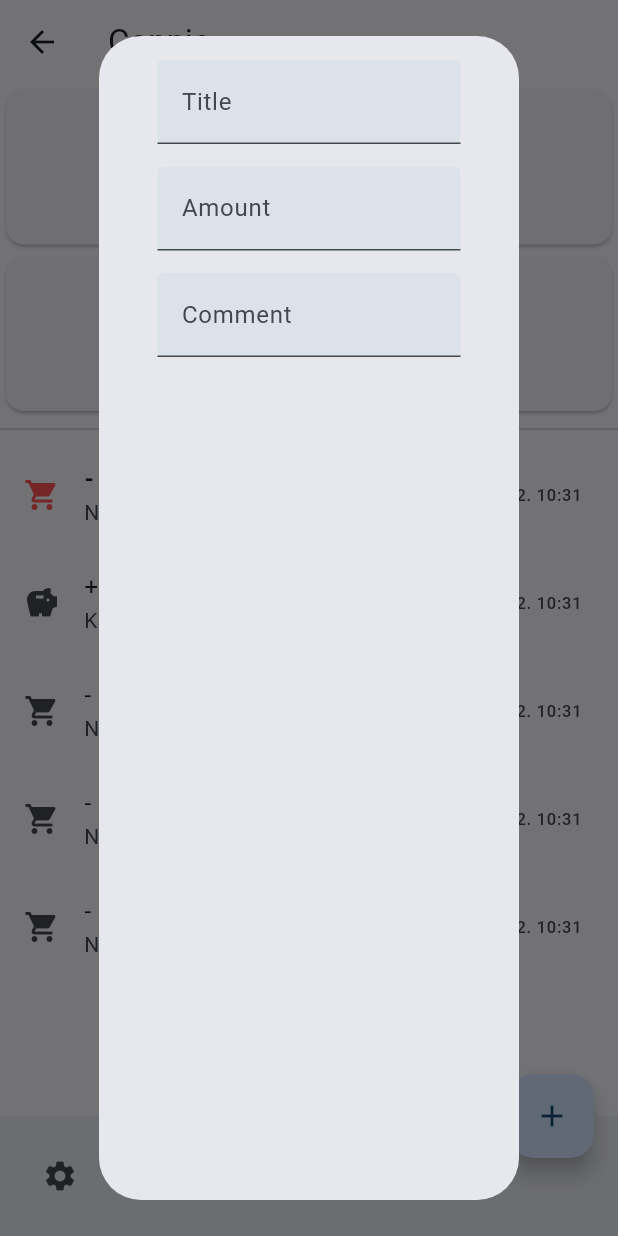
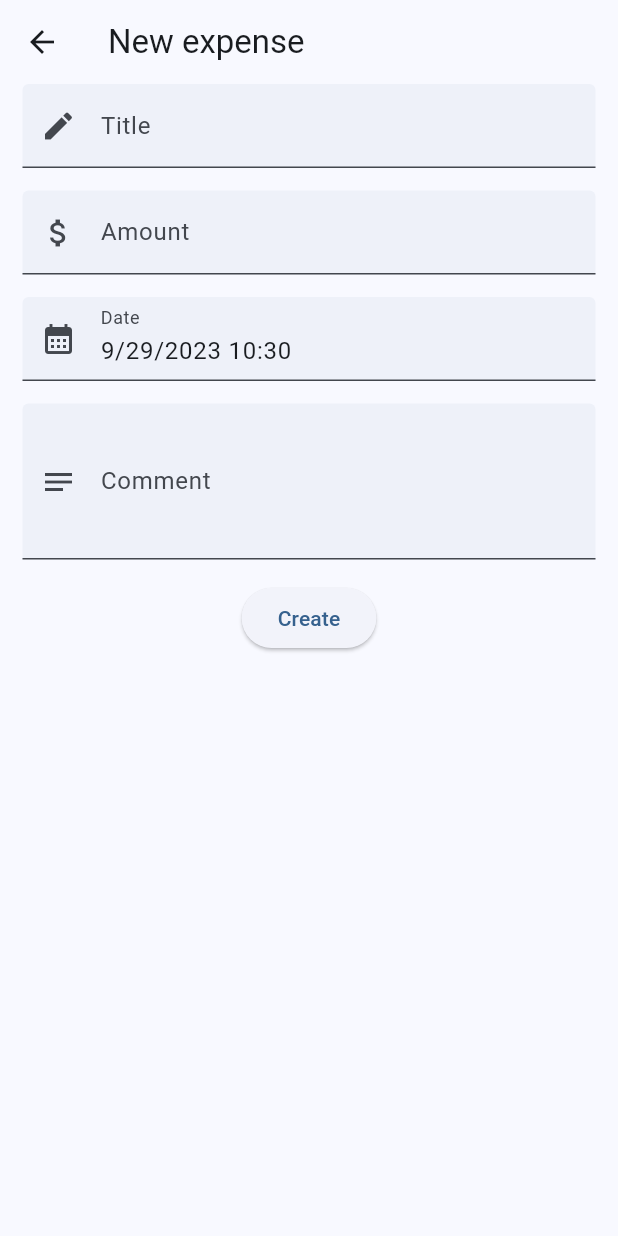
Before and after one commit to hendrychjan/connie, a Flutter app: the screen it shows after launch, after a tap on the "add" icon, on a phone screen of 412 x 824 dp. Run offline on Flutter 3.47's test engine with Material 2 defaults, Android fonts, the phone set to English and light mode, and no system bars; our stand-ins replace flutter_colorpicker, get, hive, hive_flutter; missing offline and left inert: bson; accounts and stored records are empty.

Commit message:
Setup expenses in home page

```diff
--- a/lib/forms/expense_form.dart
+++ b/lib/forms/expense_form.dart
@@ -1,9 +1,14 @@
+import 'package:connie/objects/expense.dart';
+import 'package:connie/services/hive_service.dart';
+import 'package:connie/widgets/common/form/form_field_datetime.dart';
 import 'package:connie/widgets/common/form/form_field_text.dart';
 import 'package:flutter/material.dart';
 
 class ExpenseForm extends StatefulWidget {
   final Function onSubmit;
+  final Expense? initialExpense;
   const ExpenseForm({
+    this.initialExpense,
     required this.onSubmit,
     super.key,
   });
@@ -16,27 +21,69 @@ class _ExpenseFormState extends State<ExpenseForm> {
   final _formKey = GlobalKey<FormState>();
   final _titleController = TextEditingController();
   final _amountController = TextEditingController();
-  final _dateController = DateTime.now();
+  final _dateController = TextEditingController();
   final _commentController = TextEditingController();
+
+  @override
+  void initState() {
+    super.initState();
+
+    if (widget.initialExpense != null) {
+      _titleController.text = widget.initialExpense!.title;
+      _amountController.text = widget.initialExpense!.amount.toString();
+      _dateController.text = widget.initialExpense!.date.toIso8601String();
+      _commentController.text = widget.initialExpense!.comment ?? "";
+    } else {
+      _dateController.text = DateTime.now().toIso8601String();
+    }
+  }
 
   @override
   Widget build(BuildContext context) {
     return Form(
       key: _formKey,
       child: Column(
-        crossAxisAlignment: CrossAxisAlignment.stretch,
         children: [
           FormFieldText(
             hint: "Title",
+            icon: const Icon(Icons.edit),
             controller: _titleController,
+            validationRules: const ["required"],
           ),
           FormFieldText(
             hint: "Amount",
+            icon: const Icon(Icons.attach_money),
             controller: _amountController,
+            keyboardType: TextInputType.number,
+            validationRules: const ["required"],
+          ),
+          FormFieldDatetime(
+            hint: "Date",
+            icon: const Icon(Icons.calendar_month),
+            controller: _dateController,
           ),
           FormFieldText(
             hint: "Comment",
+            icon: const Icon(Icons.notes),
             controller: _commentController,
+            minLines: 3,
+            maxLines: 10,
+          ),
+          ElevatedButton(
+            onPressed: () async {
+              if (!_formKey.currentState!.validate()) return;
+
+              await widget.onSubmit(Expense(
+                id: widget.initialExpense?.id ?? HiveService.generateId(),
+                title: _titleController.text,
+                amount: double.tryParse(_amountController.text) ?? 0,
+                date: DateTime.tryParse(_dateController.text) ?? DateTime.now(),
+                comment: _commentController.text,
+              ));
+            },
+            child: Text(
+              (widget.initialExpense == null) ? "Create" : "Update",
+            ),
           ),
         ],
       ),
--- a/lib/getx/app_controller.dart
+++ b/lib/getx/app_controller.dart
@@ -1,8 +1,28 @@
+import 'package:connie/objects/expense.dart';
+import 'package:connie/objects/financial_record.dart';
+import 'package:connie/objects/income.dart';
 import 'package:connie/services/hive_service.dart';
 import 'package:get/get.dart';
 
 class AppController extends GetxController {
   static AppController get to => Get.find();
 
+  RxList<FinancialRecord> weeklyRecords =
+      RxList<FinancialRecord>.empty(growable: true);
+
   HiveService hiveService = HiveService();
+
+  void weeklyRecordsHook() {
+    // Sort newest -> oldest
+    weeklyRecords.sort((a, b) => b.date.compareTo(a.date));
+
+    for (var record in weeklyRecords) {
+      if (record is Expense)
+        print(record);
+      else if (record is Income)
+        print(record);
+      else
+        print(record);
+    }
+  }
 }
--- a/lib/objects/financial_record.dart
+++ b/lib/objects/financial_record.dart
@@ -1,4 +1,6 @@
 import 'package:connie/getx/app_controller.dart';
+import 'package:connie/services/hive_service.dart';
+import 'package:get/get.dart';
 import 'package:hive/hive.dart';
 
 part 'financial_record.g.dart';
@@ -32,9 +34,42 @@ class FinancialRecord {
 
   Future<void> save() async {
     await AppController.to.hiveService.financialRecordBox.put(id, this);
+
+    if (HiveService.isDateInWeek(date)) {
+      int index;
+      if ((index = AppController.to.weeklyRecords
+              .indexWhere((element) => element.id == id)) !=
+          -1) {
+        // Already in the list - remove, because update will be added
+        AppController.to.weeklyRecords.removeAt(index);
+      }
+      AppController.to.weeklyRecords.add(this);
+      AppController.to.weeklyRecordsHook();
+    }
+  }
+
+  Future<void> delete() async {
+    await AppController.to.hiveService.financialRecordBox.put(id, this);
+
+    if (HiveService.isDateInWeek(date)) {
+      AppController.to.weeklyRecords.removeWhere((element) => element.id == id);
+      AppController.to.weeklyRecordsHook();
+    }
   }
 
   static Future<FinancialRecord?> getById(String id) async {
     return await AppController.to.hiveService.financialRecordBox.get(id);
   }
+
+  static Future<List<FinancialRecord>> getThisWeek() async {
+    List<FinancialRecord> weekly = List<FinancialRecord>.empty(growable: true);
+
+    for (var key in AppController.to.hiveService.financialRecordBox.keys) {
+      FinancialRecord record =
+          await AppController.to.hiveService.financialRecordBox.get(key);
+      weekly.addIf(HiveService.isDateInWeek(record.date), record);
+    }
+
+    return weekly;
+  }
 }
--- a/lib/pages/categories/categories_overview_page.dart
+++ b/lib/pages/category/categories_overview_page.dart
@@ -1,5 +1,5 @@
 import 'package:connie/getx/app_controller.dart';
-import 'package:connie/pages/categories/category_form_page.dart';
+import 'package:connie/pages/category/category_form_page.dart';
 import 'package:connie/widgets/category/categories_list_widget.dart';
 import 'package:connie/widgets/common/no_items_widget.dart';
 import 'package:flutter/material.dart';
--- a/lib/pages/categories/category_form_page.dart
+++ b/lib/pages/category/category_form_page.dart
@@ -44,7 +44,7 @@ class _CategoryFormPageState extends State<CategoryFormPage> {
     return Scaffold(
       appBar: AppBar(
         title: Text(
-          (widget.initialCategory == null) ? "New Category" : "Edit category",
+          (widget.initialCategory == null) ? "New category" : "Edit category",
         ),
         actions: [
           if (widget.initialCategory != null)
--- /dev/null
+++ b/lib/pages/financial_record/expense_form_page.dart
@@ -0,0 +1,67 @@
+import 'package:connie/forms/expense_form.dart';
+import 'package:connie/objects/expense.dart';
+import 'package:flutter/material.dart';
+import 'package:get/get.dart';
+
+class ExpenseFormPage extends StatefulWidget {
+  final Expense? initialExpense;
+  const ExpenseFormPage({this.initialExpense, super.key});
+
+  @override
+  State<ExpenseFormPage> createState() => _ExpenseFormPageState();
+}
+
+class _ExpenseFormPageState extends State<ExpenseFormPage> {
+  bool _loading = false;
+
+  Future<void> _handleSubmit(Expense payload) async {
+    setState(() {
+      _loading = true;
+    });
+    await payload.save();
+    setState(() {
+      _loading = true;
+    });
+    Get.back();
+  }
+
+  Future<void> _handleDelete() async {
+    setState(() {
+      _loading = true;
+    });
+    // The initialExpense can never be null, because _handleDelete is only
+    // called from a widget that is rendered conditionally when the
+    // initialExpense is not null
+    await widget.initialExpense!.delete();
+    setState(() {
+      _loading = true;
+    });
+    Get.back();
+  }
+
+  @override
+  Widget build(BuildContext context) {
+    return Scaffold(
+      appBar: AppBar(
+        title: Text(
+          (widget.initialExpense == null) ? "New expense" : "Edit expense",
+        ),
+        actions: [
+          if (widget.initialExpense != null)
+            IconButton(
+              onPressed: _handleDelete,
+              icon: const Icon(Icons.delete),
+            ),
+        ],
+      ),
+      body: _loading
+          ? const Center(
+              child: CircularProgressIndicator(),
+            )
+          : ExpenseForm(
+              onSubmit: _handleSubmit,
+              initialExpense: widget.initialExpense,
+            ),
+    );
+  }
+}
--- a/lib/pages/home_page.dart
+++ b/lib/pages/home_page.dart
@@ -1,5 +1,7 @@
-import 'package:connie/forms/expense_form.dart';
-import 'package:connie/pages/categories/categories_overview_page.dart';
+import 'package:connie/getx/app_controller.dart';
+import 'package:connie/pages/category/categories_overview_page.dart';
+import 'package:connie/pages/financial_record/expense_form_page.dart';
+import 'package:connie/widgets/financial_record/financial_records_list.dart';
 import 'package:flutter/material.dart';
 import 'package:get/get.dart';
 
@@ -11,19 +13,12 @@ class HomePage extends StatefulWidget {
 }
 
 class _HomePageState extends State<HomePage> {
-  void _openCreateRecordDialog() async {
-    Get.dialog(AlertDialog.adaptive(
-      content: ExpenseForm(
-        onSubmit: () {},
-      ),
-    ));
-  }
-
   @override
   Widget build(BuildContext context) {
     return Scaffold(
       appBar: AppBar(
         title: const Text("Connie"),
+        scrolledUnderElevation: 0.0,
       ),
       bottomNavigationBar: BottomAppBar(
         child: Row(
@@ -48,14 +43,14 @@ class _HomePageState extends State<HomePage> {
         ),
       ),
       floatingActionButton: FloatingActionButton(
-        onPressed: _openCreateRecordDialog,
+        onPressed: () => Get.to(() => const ExpenseFormPage()),
         child: const Icon(Icons.add),
       ),
       floatingActionButtonLocation: FloatingActionButtonLocation.endDocked,
-      body: const Column(
+      body: Column(
         crossAxisAlignment: CrossAxisAlignment.stretch,
         children: [
-          Card(
+          const Card(
             child: Column(
               children: [
                 Padding(
@@ -74,7 +69,7 @@ class _HomePageState extends State<HomePage> {
               ],
             ),
           ),
-          Card(
+          const Card(
             child: Column(
               children: [
                 Padding(
@@ -94,42 +89,11 @@ class _HomePageState extends State<HomePage> {
               ],
             ),
           ),
-          Divider(),
-          ListTile(
-            leading: Icon(
-              Icons.shopping_cart,
-              color: Colors.redAccent,
+          const Divider(),
+          Expanded(
+            child: FinancialRecordsListWidget(
+              records: AppController.to.weeklyRecords,
             ),
-            title: Text(
-              "- 38 Kč",
-              style: TextStyle(fontWeight: FontWeight.bold),
-            ),
-            subtitle: Text("Nákup"),
-            trailing: Text("15.2. 10:31"),
-          ),
-          ListTile(
-            leading: Icon(Icons.savings),
-            title: Text("+ 180 Kč"),
-            subtitle: Text("Kapesné"),
-            trailing: Text("15.2. 10:31"),
-          ),
-          ListTile(
-            leading: Icon(Icons.shopping_cart),
-            title: Text("- 38 Kč"),
-            subtitle: Text("Nákup"),
-            trailing: Text("15.2. 10:31"),
-          ),
-          ListTile(
-            leading: Icon(Icons.shopping_cart),
-            title: Text("- 38 Kč"),
-            subtitle: Text("Nákup"),
-            trailing: Text("15.2. 10:31"),
-          ),
-          ListTile(
-            leading: Icon(Icons.shopping_cart),
-            title: Text("- 38 Kč"),
-            subtitle: Text("Nákup"),
-            trailing: Text("15.2. 10:31"),
           ),
         ],
       ),
--- a/lib/pages/splash_screen.dart
+++ b/lib/pages/splash_screen.dart
@@ -18,7 +18,7 @@ class _SplashScreenState extends State<SplashScreen> {
     Future.delayed(const Duration(seconds: 5), () async {
       await InitService.initApp();
 
-      Get.to(() => const HomePage());
+      Get.offAll(() => const HomePage());
     });
   }
 
--- a/lib/services/hive_service.dart
+++ b/lib/services/hive_service.dart
@@ -1,30 +1,39 @@
 import 'package:bson/bson.dart';
 import 'package:connie/objects/category.dart';
 import 'package:connie/objects/category_on_record.dart';
-import 'package:connie/objects/expense.dart';
-import 'package:connie/objects/income.dart';
-import 'package:connie/objects/financial_record.dart';
 import 'package:hive_flutter/hive_flutter.dart';
 
 class HiveService {
   late Box<Category> categoryBox;
   late LazyBox<CategoryOnRecord> categoryOnRecordBox;
-  late LazyBox<FinancialRecord> financialRecordBox;
-  late LazyBox<Expense> expenseBox;
-  late LazyBox<Income> incomeBox;
+  late LazyBox financialRecordBox;
 
   Future<void> init() async {
     categoryBox = await Hive.openBox<Category>('category');
+
     categoryOnRecordBox =
         await Hive.openLazyBox<CategoryOnRecord>('categoryOnRecord');
-    financialRecordBox =
-        await Hive.openLazyBox<FinancialRecord>('financialRecord');
-    expenseBox = await Hive.openLazyBox<Expense>('expense');
-    incomeBox = await Hive.openLazyBox<Income>('income');
+
+    // Although only classes derived from FinancialRecord should be stored here,
+    // the box is not defined with a type, because Hive does not support
+    // subclasses in a typed box
+    financialRecordBox = await Hive.openLazyBox('financialRecord');
   }
 
   static String generateId() {
     String id = ObjectId().toHexString();
     return id;
   }
+
+  static bool isDateInWeek(
+    DateTime date, {
+    int endOfWeekDay = DateTime.sunday,
+  }) {
+    DateTime now = DateTime.now();
+
+    DateTime startOfWeek = now.subtract(Duration(days: now.weekday - 1));
+    DateTime endOfWeek = startOfWeek.add(Duration(days: endOfWeekDay - 1));
+
+    return date.isAfter(startOfWeek) && date.isBefore(endOfWeek);
+  }
 }
--- a/lib/services/init_service.dart
+++ b/lib/services/init_service.dart
@@ -10,6 +10,7 @@ class InitService {
   static Future<void> initApp() async {
     await _initHive();
     await _initControllerServices();
+    await _initControllerFields();
   }
 
   static Future<void> _initHive() async {
@@ -25,4 +26,10 @@ class InitService {
   static Future<void> _initControllerServices() async {
     await AppController.to.hiveService.init();
   }
+
+  static Future<void> _initControllerFields() async {
+    // Weekly records
+    AppController.to.weeklyRecords.addAll(await FinancialRecord.getThisWeek());
+    AppController.to.weeklyRecordsHook();
+  }
 }
--- a/lib/widgets/category/categories_list_widget.dart
+++ b/lib/widgets/category/categories_list_widget.dart
@@ -1,5 +1,5 @@
 import 'package:connie/objects/category.dart';
-import 'package:connie/pages/categories/category_form_page.dart';
+import 'package:connie/pages/category/category_form_page.dart';
 import 'package:connie/ui/local_theme.dart';
 import 'package:flutter/material.dart';
 import 'package:get/get.dart';
--- /dev/null
+++ b/lib/widgets/common/form/form_field_datetime.dart
@@ -0,0 +1,76 @@
+import 'package:connie/widgets/common/form/form_field_text.dart';
+import 'package:flutter/material.dart';
+import 'package:intl/intl.dart';
+
+class FormFieldDatetime extends StatefulWidget {
+  final String hint;
+  final TextEditingController controller;
+  final Icon? icon;
+  const FormFieldDatetime({
+    required this.hint,
+    required this.controller,
+    this.icon,
+    super.key,
+  });
+
+  @override
+  State<FormFieldDatetime> createState() => _FormFieldDatetimeState();
+}
+
+class _FormFieldDatetimeState extends State<FormFieldDatetime> {
+  late DateTime _selected;
+  final _textController = TextEditingController();
+
+  String _formatDateForTextField(DateTime date) {
+    return "${DateFormat.yMd().format(date)} ${DateFormat.Hm().format(date)}";
+  }
+
+  void _openDateController() async {
+    DateTime? datePicked = await showDatePicker(
+      context: context,
+      initialDate: _selected,
+      firstDate: DateTime.now().subtract(const Duration(days: 365 * 10)),
+      lastDate: DateTime.now().add(const Duration(days: 365 * 10)),
+    );
+
+    if (datePicked == null) return;
+
+    if (!mounted) return;
+
+    TimeOfDay? timePicked = await showTimePicker(
+      context: context,
+      initialTime: TimeOfDay.fromDateTime(_selected),
+    );
+
+    if (timePicked == null) return;
+
+    setState(() {
+      _selected = DateTime(
+        datePicked.year,
+        datePicked.month,
+        datePicked.day,
+        timePicked.hour,
+        timePicked.minute,
+      );
+    });
+    _textController.text = _formatDateForTextField(_selected);
+  }
+
+  @override
+  void initState() {
+    super.initState();
+    _selected = DateTime.tryParse(widget.controller.text) ?? DateTime.now();
+    _textController.text = _formatDateForTextField(_selected);
+  }
+
+  @override
+  Widget build(BuildContext context) {
+    return FormFieldText(
+      hint: widget.hint,
+      controller: _textController,
+      readOnly: true,
+      icon: widget.icon,
+      onTap: _openDateController,
+    );
+  }
+}
--- a/lib/widgets/common/form/form_field_text.dart
+++ b/lib/widgets/common/form/form_field_text.dart
@@ -14,6 +14,8 @@ class FormFieldText extends StatefulWidget {
   final int? maxLines;
   final int? maxLength;
   final bool? enabled;
+  final bool? readOnly;
+  final Function? onTap;
   final Color? themeColor;
 
   const FormFieldText({
@@ -28,6 +30,8 @@ class FormFieldText extends StatefulWidget {
     this.maxLines,
     this.maxLength,
     this.enabled = true,
+    this.readOnly = false,
+    this.onTap,
     this.themeColor,
     super.key,
   });
@@ -65,6 +69,8 @@ class _FormFieldTextState extends State<FormFieldText> {
         minLines: widget.minLines ?? 1,
         maxLines: widget.maxLines ?? 1,
         enabled: widget.enabled,
+        readOnly: widget.readOnly ?? false,
+        onTap: (widget.onTap != null) ? () => widget.onTap!() : () {},
       ),
     );
   }
--- a/pubspec.yaml
+++ b/pubspec.yaml
@@ -16,6 +16,7 @@ dependencies:
   hive_flutter: ^1.1.0
   bson: ^4.0.0
   flutter_colorpicker: ^1.0.3
+  intl: ^0.18.1
 
 dev_dependencies:
   flutter_test:
```
Also changed, not shown: lib/objects/expense.dart (+4 -6 lines), lib/objects/income.dart (+2 -6 lines), lib/widgets/financial_record/financial_records_list.dart (added, +76 -0 lines), pubspec.lock.
